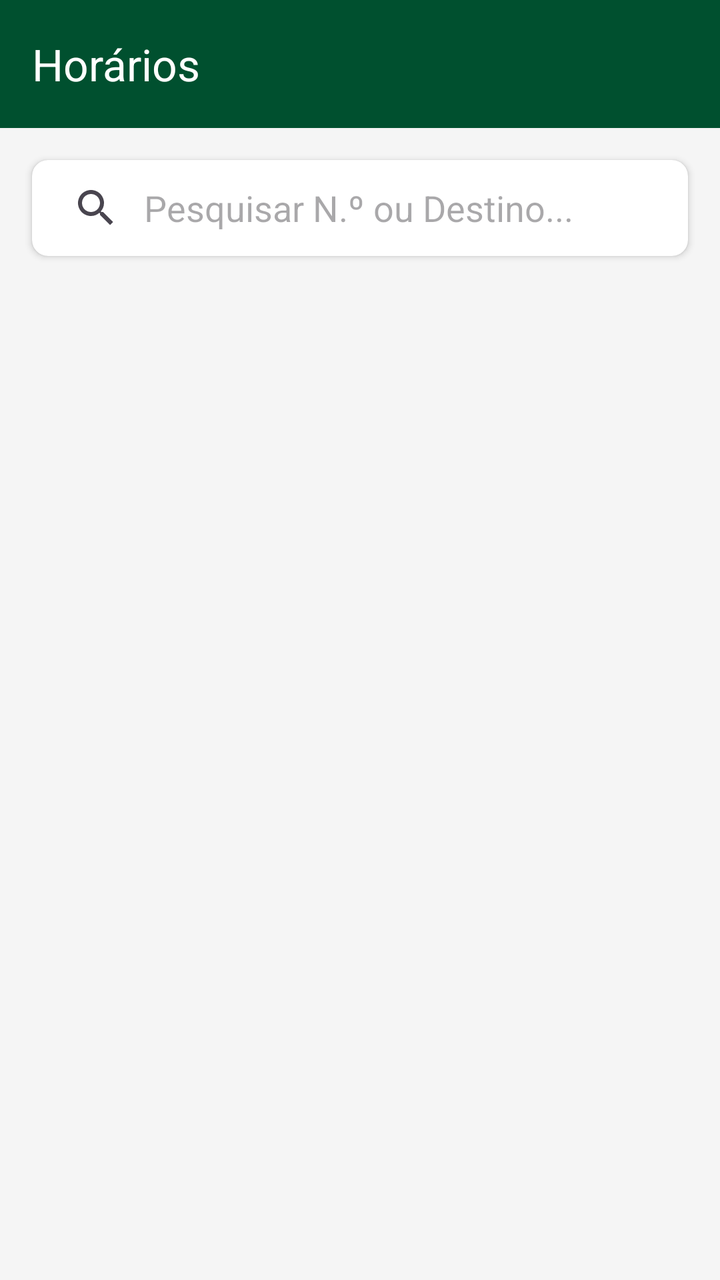
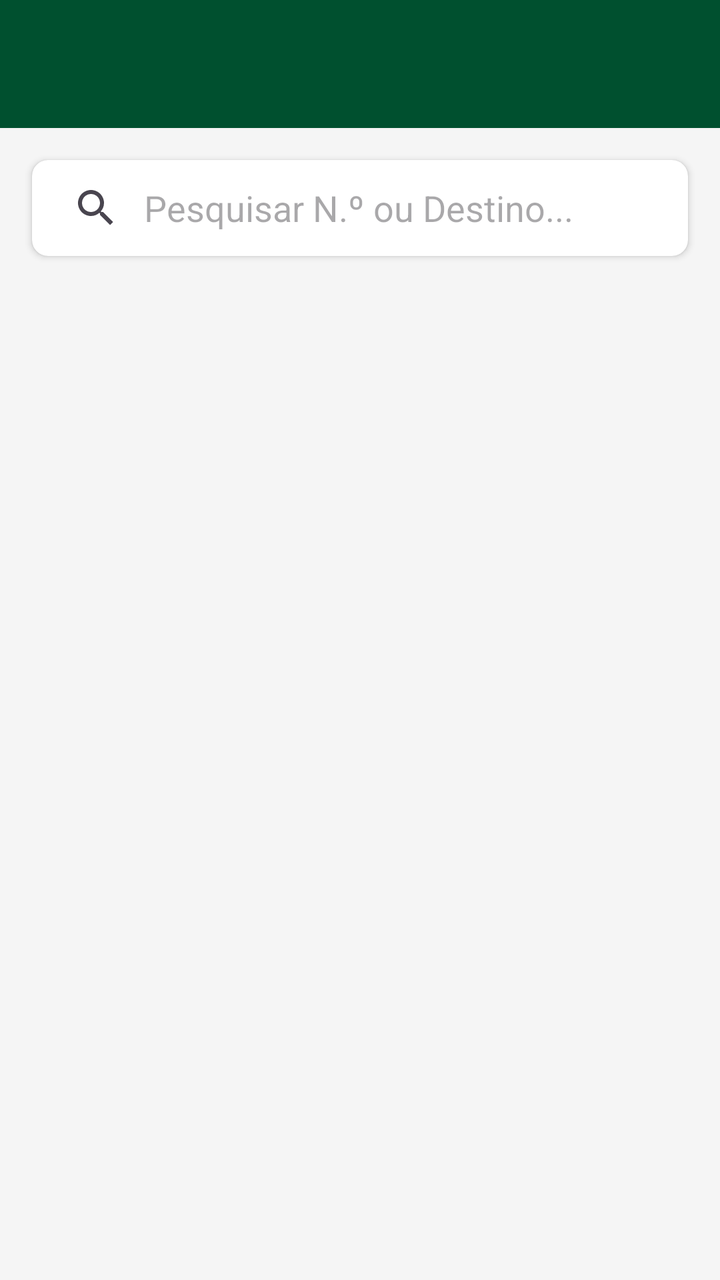

Screens rendered from an Android XML layout before and after an edit, with the pre-edit source and the edit as a unified diff.
<!-- AndroidManifest.xml: application theme Theme.GuiaEstacoesFerroviarias -->
<!-- res/layout/activity_horarios.xml -->
<?xml version="1.0" encoding="utf-8"?>
<LinearLayout xmlns:android="http://schemas.android.com/apk/res/android"
    xmlns:app="http://schemas.android.com/apk/res-auto"
    android:layout_width="match_parent"
    android:layout_height="match_parent"
    android:orientation="vertical"
    android:background="#F5F5F5"
    android:fitsSystemWindows="true">

    <androidx.appcompat.widget.Toolbar
        android:id="@+id/toolbarHorarios"
        android:layout_width="match_parent"
        android:layout_height="wrap_content"
        android:minHeight="?attr/actionBarSize"
        android:background="#00502F"
        app:title="Horários"
        app:titleTextColor="#FFFFFF" />

    <androidx.cardview.widget.CardView
        android:layout_width="match_parent"
        android:layout_height="wrap_content"
        android:layout_margin="16dp"
        app:cardCornerRadius="8dp"
        app:cardElevation="2dp">

        <androidx.appcompat.widget.SearchView
            android:id="@+id/svPesquisaHorarios"
            android:layout_width="match_parent"
            android:layout_height="wrap_content"
            app:iconifiedByDefault="false"
            app:queryHint="Pesquisar N.º ou Destino..."
            app:queryBackground="@android:color/transparent" />

    </androidx.cardview.widget.CardView>

    <androidx.recyclerview.widget.RecyclerView
        android:id="@+id/recyclerViewHorarios"
        android:layout_width="match_parent"
        android:layout_height="match_parent"
        android:clipToPadding="false"
        android:paddingHorizontal="16dp"/>

</LinearLayout>
<!-- resources referenced by this layout -->
<resources>
  <style name="Theme.GuiaEstacoesFerroviarias" parent="Base.Theme.GuiaEstacoesFerroviarias" />
  <style name="Base.Theme.GuiaEstacoesFerroviarias" parent="Theme.Material3.DayNight.NoActionBar">
  
          <item name="colorPrimary">@color/azul_azulejo</item>
          <item name="colorOnPrimary">@color/white</item>
  
          <item name="colorSecondary">@color/verde_cp</item>
          <item name="colorOnSecondary">@color/white</item>
  
          <item name="android:statusBarColor">@color/azul_azulejo_escuro</item>
  
      </style>
  <color name="azul_azulejo">#0055A4</color>
  <color name="white">#FFFFFFFF</color>
  <color name="verde_cp">#006400</color>
  <color name="azul_azulejo_escuro">#003366</color>
</resources>

<!-- the commit's change to res/layout/activity_horarios.xml (unified diff, before → after) -->
@@ -13,7 +13,7 @@
         android:layout_height="wrap_content"
         android:minHeight="?attr/actionBarSize"
         android:background="#00502F"
-        app:title="Horários"
+        android:theme="@style/ThemeOverlay.AppCompat.Dark.ActionBar"
         app:titleTextColor="#FFFFFF" />
 
     <androidx.cardview.widget.CardView
